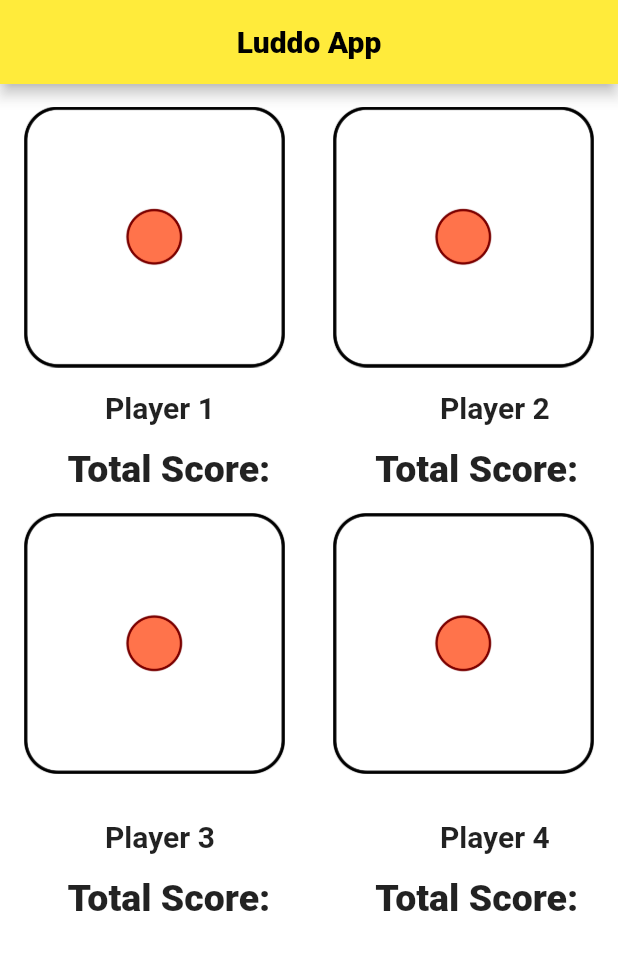
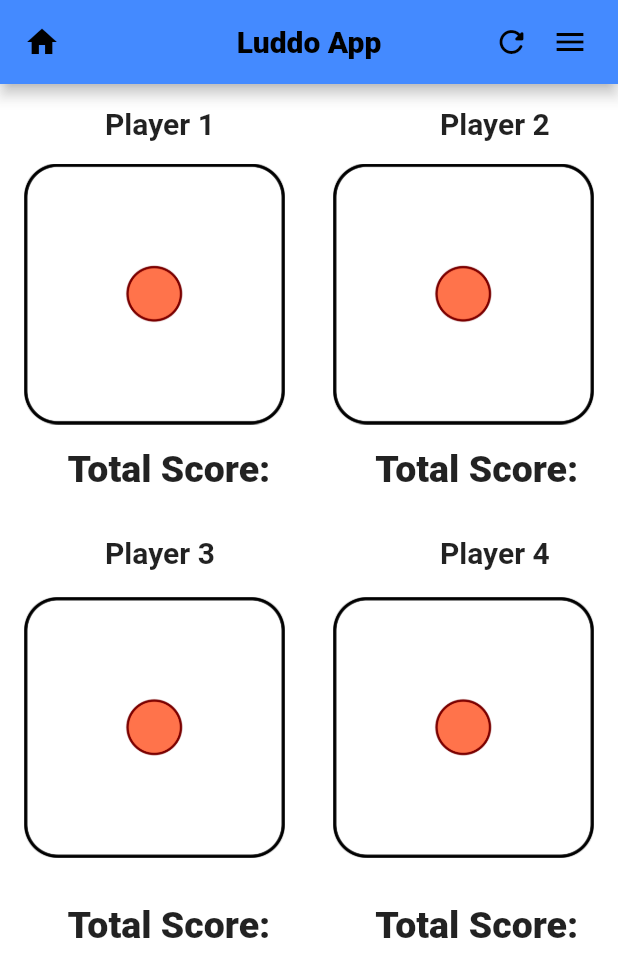
Before and after one commit to AbdulRehmanTariq011/Flutter_Examples, a Flutter app: the screen it shows after launch, on a phone screen of 412 x 824 dp. Shown: the top 977 px of the screen. Run offline on Flutter 3.47's test engine with Material 2 defaults, Android fonts, the light colour scheme and no system bars.

Commit message:
Update screen2.dart

```diff
--- a/luddoapp/lib/screen2.dart
+++ b/luddoapp/lib/screen2.dart
@@ -1,5 +1,4 @@
 import 'dart:math';
-
 import 'package:flutter/material.dart';
 
 class MyApp extends StatelessWidget {
@@ -13,7 +12,27 @@ class MyApp extends StatelessWidget {
         centerTitle: true,
         title: Text("Luddo App",
             style: TextStyle(color: Colors.black, fontWeight: FontWeight.w800)),
-        backgroundColor: Colors.yellow,
+        backgroundColor: Colors.blueAccent,
+        leading: Icon(
+          Icons.home,
+          color: Colors.black,
+        ),
+        actions: [
+          Icon(
+            Icons.refresh_rounded,
+            color: Colors.black,
+          ),
+          SizedBox(
+            width: 15,
+          ),
+          Icon(
+            Icons.menu,
+            color: Colors.black,
+          ),
+          SizedBox(
+            width: 20,
+          )
+        ],
       ),
       backgroundColor: Colors.white70,
       body: Dicepage(),
@@ -41,6 +60,34 @@ class _DicepageState extends State<Dicepage> {
   Widget build(BuildContext context) {
     return Column(
       children: [
+        SizedBox(
+          height: 15.0,
+        ),
+        Row(
+          children: [
+            Padding(
+                padding: EdgeInsets.only(
+              left: 70.0,
+            )),
+            Text(
+              "Player 1",
+              style: TextStyle(
+                fontSize: 20,
+                fontWeight: FontWeight.w600,
+              ),
+            ),
+            SizedBox(
+              width: 150.0,
+            ),
+            Text(
+              "Player 2",
+              style: TextStyle(
+                fontSize: 20,
+                fontWeight: FontWeight.w600,
+              ),
+            ),
+          ],
+        ),
         SizedBox(
           height: 15.0,
         ),
@@ -77,35 +124,9 @@ class _DicepageState extends State<Dicepage> {
             ),
           ],
         ),
-        SizedBox(
-          height: 15.0,
-        ),
+
         //row for player first
-        Row(
-          children: [
-            Padding(
-                padding: EdgeInsets.only(
-              left: 70.0,
-            )),
-            Text(
-              "Player 1",
-              style: TextStyle(
-                fontSize: 20,
-                fontWeight: FontWeight.w600,
-              ),
-            ),
-            SizedBox(
-              width: 150.0,
-            ),
-            Text(
-              "Player 2",
-              style: TextStyle(
-                fontSize: 20,
-                fontWeight: FontWeight.w600,
-              ),
-            ),
-          ],
-        ),
+
         SizedBox(
           height: 15.0,
         ),
@@ -136,7 +157,36 @@ class _DicepageState extends State<Dicepage> {
           ],
         ),
         SizedBox(
-          height: 15.0,
+          height: 30.0,
+        ),
+
+        Row(
+          children: [
+            Padding(
+                padding: EdgeInsets.only(
+              left: 70.0,
+            )),
+            Text(
+              "Player 3",
+              style: TextStyle(
+                fontSize: 20,
+                fontWeight: FontWeight.w600,
+              ),
+            ),
+            SizedBox(
+              width: 150.0,
+            ),
+            Text(
+              "Player 4",
+              style: TextStyle(
+                fontSize: 20,
+                fontWeight: FontWeight.w600,
+              ),
+            ),
+          ],
+        ),
+        SizedBox(
+          height: 18.0,
         ),
         //Row2
         Row(
@@ -178,34 +228,7 @@ class _DicepageState extends State<Dicepage> {
           height: 15.0,
         ),
         //row for player second
-        Row(
-          children: [
-            Padding(
-                padding: EdgeInsets.only(
-              left: 70.0,
-            )),
-            Text(
-              "Player 3",
-              style: TextStyle(
-                fontSize: 20,
-                fontWeight: FontWeight.w600,
-              ),
-            ),
-            SizedBox(
-              width: 150.0,
-            ),
-            Text(
-              "Player 4",
-              style: TextStyle(
-                fontSize: 20,
-                fontWeight: FontWeight.w600,
-              ),
-            ),
-          ],
-        ),
-        SizedBox(
-          height: 15.0,
-        ),
+
         //row for total second
         Row(
           children: [
```
